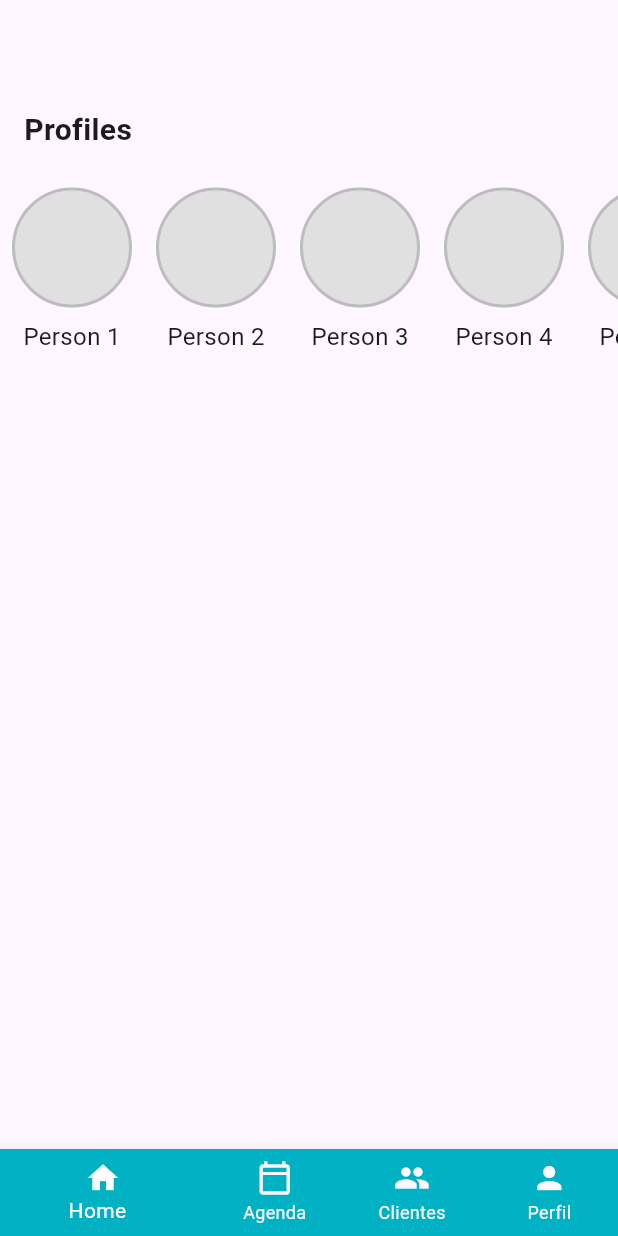
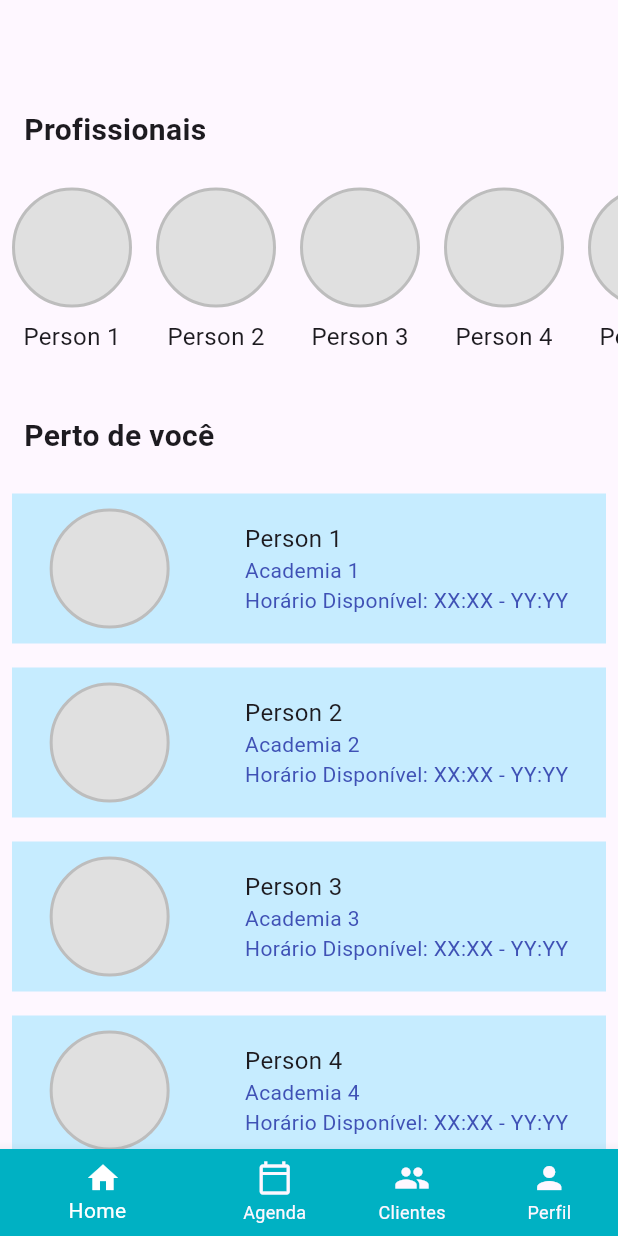
Before and after one commit to JoseVitorOliveira/fit_connect, a Flutter app: the screen it shows after launch, on a phone screen of 412 x 824 dp. Run offline on Flutter 3.47's test engine with Material 3 defaults, Android fonts, the phone set to English and light mode, and no system bars; our stand-ins replace flutter_svg.

Commit message:
VeticalList - home

```diff
--- a/lib/screens/home.dart
+++ b/lib/screens/home.dart
@@ -12,7 +12,7 @@ class Home extends StatelessWidget {
           const Padding(
             padding: EdgeInsets.all(16.0),
             child: Text(
-              "Profiles",
+              "Profissionais",
               style: TextStyle(
                 fontSize: 20,
                 fontWeight: FontWeight.bold,
@@ -50,8 +50,83 @@ class Home extends StatelessWidget {
               }).toList(),
             ),
           ),
+          const SizedBox(height: 16),
+          const Padding(
+            padding: EdgeInsets.all(16.0),
+            child: Text(
+              "Perto de você",
+              style: TextStyle(
+                fontSize: 20,
+                fontWeight: FontWeight.bold,
+              ),
+            ),
+          ),
+          const Expanded(
+            child: VerticalList(),
+          ),
         ],
       ),
     );
   }
 }
+
+class VerticalList extends StatelessWidget {
+  const VerticalList({Key? key}) : super(key: key);
+
+  @override
+  Widget build(BuildContext context) {
+    return SingleChildScrollView(
+      scrollDirection: Axis.vertical,
+      child: Column(
+        children: List.generate(20, (index) {
+          return Padding(
+            padding: const EdgeInsets.all(8.0),
+            child: Container(
+              width: double.infinity,
+              height: 100,
+              decoration: const BoxDecoration(
+                color: Color.fromARGB(255, 198, 236, 255),
+              ),
+              child: Row(
+                mainAxisAlignment: MainAxisAlignment.spaceAround,
+                children: [
+                  Container(
+                    width: 80,
+                    height: 80,
+                    decoration: BoxDecoration(
+                      shape: BoxShape.circle,
+                      color: Colors.grey[300],
+                      border: Border.all(
+                        color: Colors.grey[400]!,
+                        width: 2.0,
+                      ),
+                    ),
+                  ),
+                  Column(
+                    crossAxisAlignment: CrossAxisAlignment.start,
+                    mainAxisAlignment: MainAxisAlignment.center,
+                    children: [
+                      Text(
+                        "Person ${index + 1}",
+                        style: const TextStyle(fontSize: 16),
+                      ),
+                      Text(
+                        "Academia ${index + 1}",
+                        style:
+                            const TextStyle(fontSize: 14, color: Colors.indigo),
+                      ),
+                      const Text(
+                        "Horário Disponível: XX:XX - YY:YY",
+                        style: TextStyle(fontSize: 14, color: Colors.indigo),
+                      ),
+                    ],
+                  ),
+                ],
+              ),
+            ),
+          );
+        }),
+      ),
+    );
+  }
+}
```
